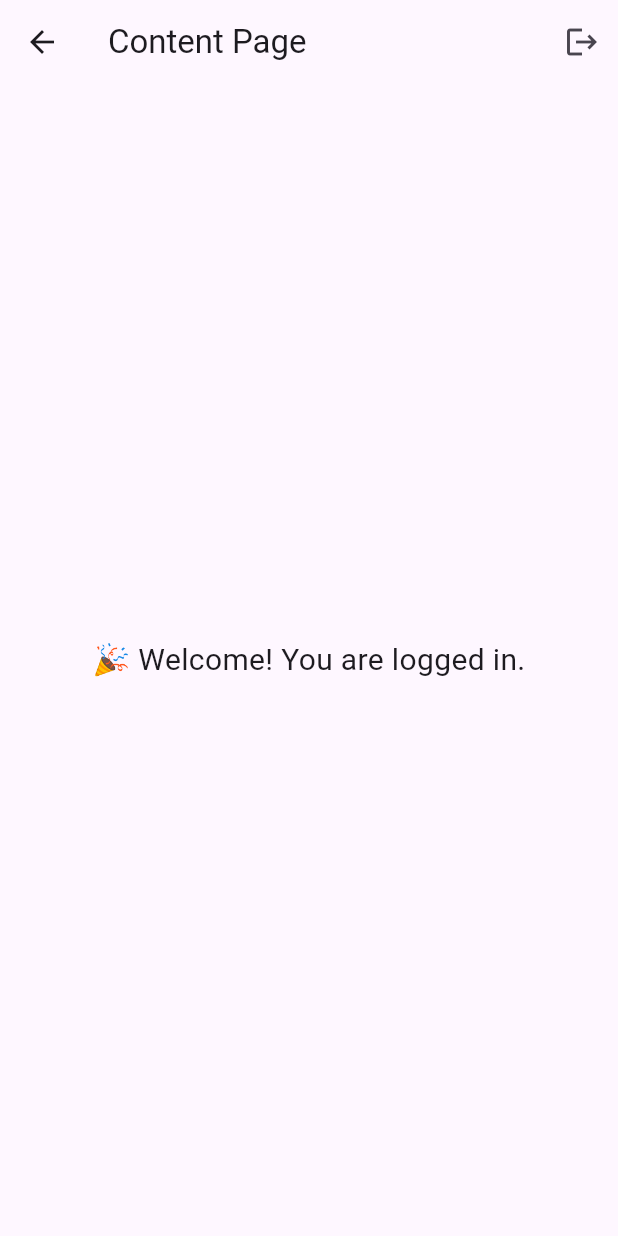
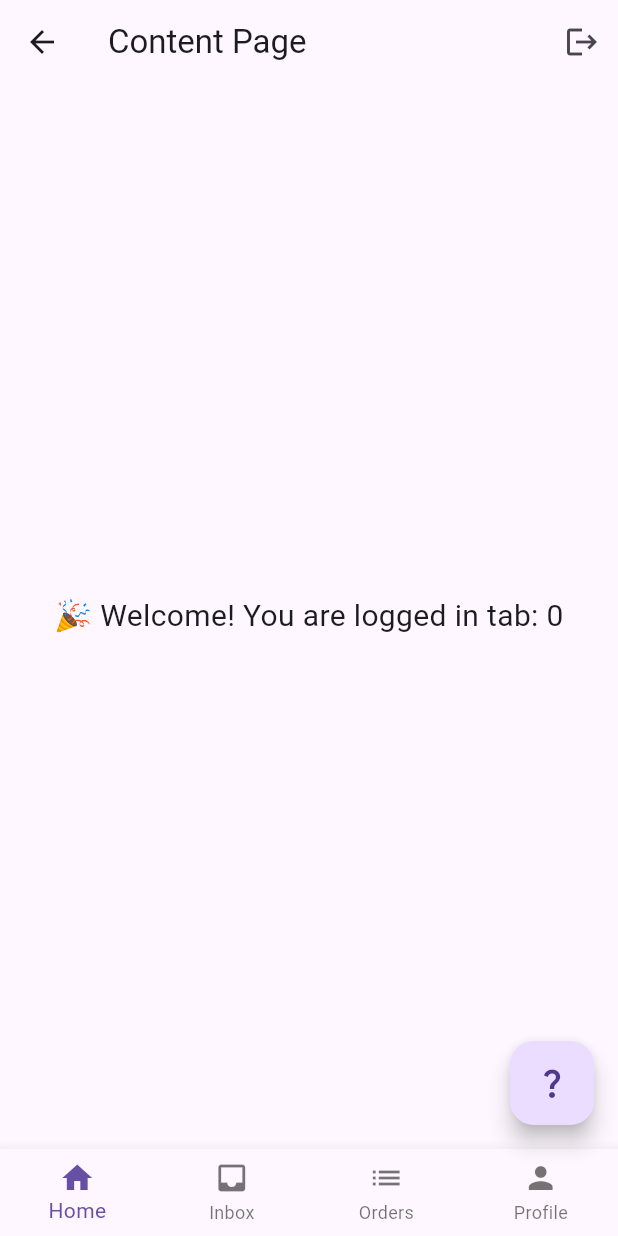
Before and after one commit to jamewk/flutter-demo, a Flutter app: the ContentPage screen opened by its route, on a phone screen of 412 x 824 dp. Run offline on Flutter 3.47's test engine with Material 3 defaults, Android fonts, the phone set to English and light mode, and no system bars.

Commit message:
feat: add bottom navigator bar

```diff
--- a/lib/app.dart
+++ b/lib/app.dart
@@ -15,7 +15,7 @@ class MyApp extends StatelessWidget {
       initialRoute: Routes.login,
       routes: {
         Routes.login: (context) => const LoginPage(),
-        Routes.content: (context) => const ContentPage(),
+        Routes.content: (context) => ContentPage(),
       },
     );
   }
--- a/lib/features/content/content_page.dart
+++ b/lib/features/content/content_page.dart
@@ -1,8 +1,16 @@
 import 'package:flutter/material.dart';
 import '../../routes.dart';
+import '../../widgets/index.dart';
 
-class ContentPage extends StatelessWidget {
+class ContentPage extends StatefulWidget {
   const ContentPage({super.key});
+
+  @override
+  State<ContentPage> createState() => _ContentPageState();
+}
+
+class _ContentPageState extends State<ContentPage> {
+  var currentTab = 0;
 
   @override
   Widget build(BuildContext context) {
@@ -18,11 +26,29 @@ class ContentPage extends StatelessWidget {
           ),
         ],
       ),
-      body: const Center(
+      floatingActionButton: Builder(
+        builder: (context) {
+          return DialogExample();
+        },
+      ),
+      body: Center(
         child: Text(
-          "🎉 Welcome! You are logged in.",
-          style: TextStyle(fontSize: 20),
+          '🎉 Welcome! You are logged in tab: $currentTab',
+          style: const TextStyle(fontSize: 20),
         ),
+      ),
+      bottomNavigationBar: BottomNavigationBar(
+        onTap: (value) {
+          currentTab = value;
+          setState(() {});
+        },
+        type: BottomNavigationBarType.fixed,
+        items: const [
+          BottomNavigationBarItem(icon: Icon(Icons.home), label: 'Home'),
+          BottomNavigationBarItem(icon: Icon(Icons.inbox), label: 'Inbox'),
+          BottomNavigationBarItem(icon: Icon(Icons.list), label: 'Orders'),
+          BottomNavigationBarItem(icon: Icon(Icons.person), label: 'Profile'),
+        ],
       ),
     );
   }
--- /dev/null
+++ b/lib/widgets/alert_dialog.dart
@@ -0,0 +1,38 @@
+import 'package:flutter/material.dart';
+
+class DialogExample extends StatelessWidget {
+  const DialogExample({super.key});
+
+  @override
+  Widget build(BuildContext context) {
+    return FloatingActionButton(
+      onPressed: () {
+        showDialog(
+          context: context,
+          builder: (context) {
+            return AlertDialog(
+              title: const Text('AlertDialog Title'),
+              content: const SingleChildScrollView(
+                child: ListBody(
+                  children: <Widget>[
+                    Text('This is a demo alert dialog.'),
+                    Text('Would you like to approve of this message?'),
+                  ],
+                ),
+              ),
+              actions: <Widget>[
+                TextButton(
+                  child: const Text('Approve'),
+                  onPressed: () {
+                    Navigator.of(context).pop();
+                  },
+                ),
+              ],
+            );
+          },
+        );
+      },
+      child: Icon(Icons.question_mark),
+    );
+  }
+}
--- /dev/null
+++ b/lib/widgets/index.dart
@@ -0,0 +1 @@
+export 'package:demo/widgets/alert_dialog.dart';
```
